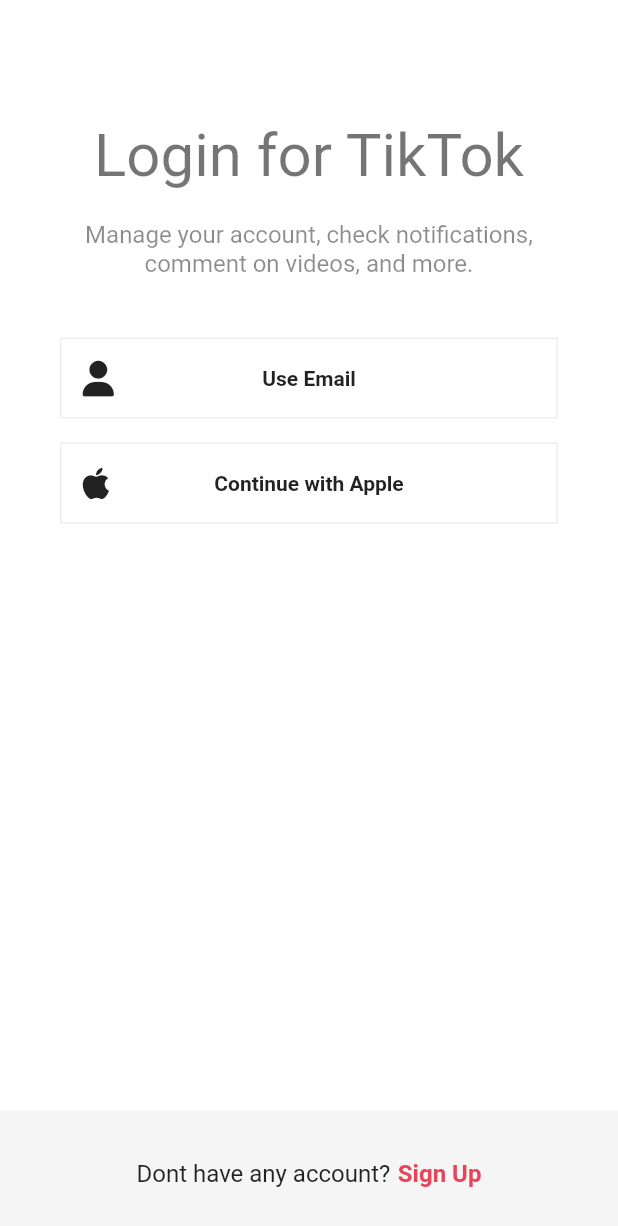
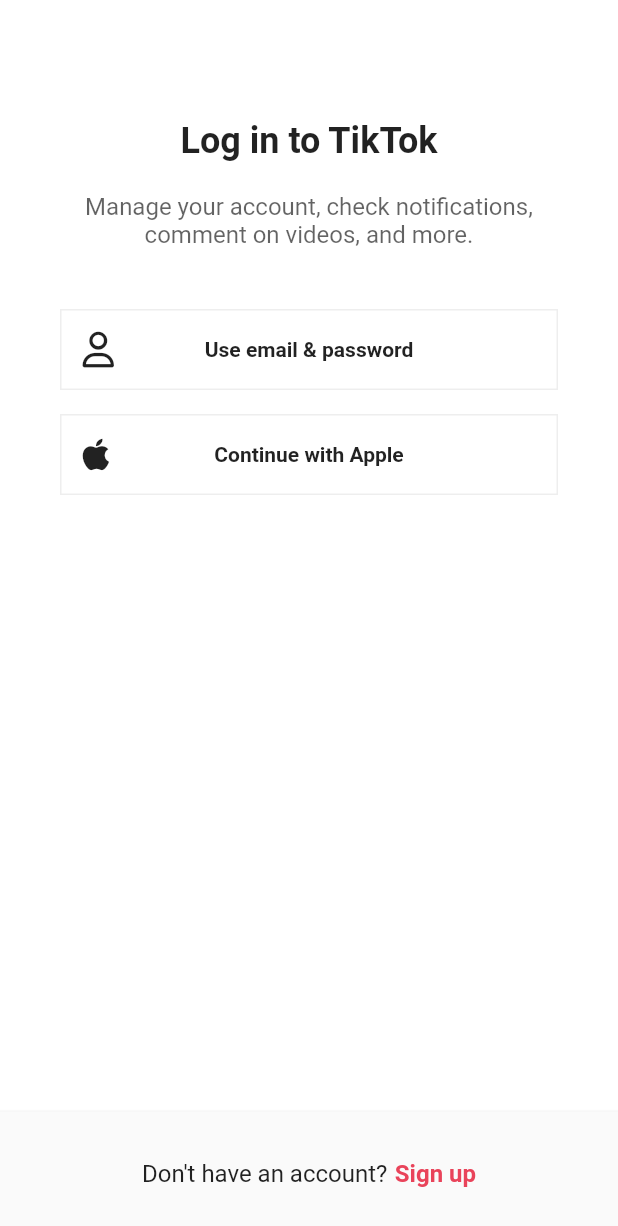
Before and after one commit to imonkfcwifi/tiktok, a Flutter app: the LoginScreen screen opened directly, on a phone screen of 412 x 824 dp. Shown: the top 1226 px of the screen. Run offline on Flutter 3.47's test engine with Material 2 defaults, Android fonts, the phone set to English and light mode, and no system bars; our stand-ins replace font_awesome_flutter, video_player, visibility_detector; network calls fail; Roboto replaces fonts that are missing (Itim).

Commit message:
DarkMode

```diff
--- a/lib/features/authentication/login_screen.dart
+++ b/lib/features/authentication/login_screen.dart
@@ -1,18 +1,15 @@
 import 'package:flutter/material.dart';
 import 'package:font_awesome_flutter/font_awesome_flutter.dart';
-import '../../constants/gaps.dart';
-import '../../constants/sizes.dart';
-import 'login_form_screen.dart';
-import 'widgets/auth_button.dart';
+import 'package:tiktok_clone/constants/gaps.dart';
+import 'package:tiktok_clone/constants/sizes.dart';
+import 'package:tiktok_clone/features/authentication/login_form_screen.dart';
+import 'package:tiktok_clone/features/authentication/widgets/auth_button.dart';
+import 'package:tiktok_clone/utils.dart';
 
-class LoginScreen extends StatefulWidget {
+class LoginScreen extends StatelessWidget {
   const LoginScreen({super.key});
-  @override
-  State<LoginScreen> createState() => _LoginScreenState();
-}
 
-class _LoginScreenState extends State<LoginScreen> {
-  void onSignUpTap(BuildContext context) {
+  void _onSignUpTap(BuildContext context) {
     Navigator.of(context).pop();
   }
 
@@ -33,25 +30,33 @@ class _LoginScreenState extends State<LoginScreen> {
             horizontal: Sizes.size40,
           ),
           child: Column(
-            mainAxisSize: MainAxisSize.min,
             children: [
               Gaps.v80,
-              Text("Login for TikTok",
-                  style: Theme.of(context).textTheme.headlineLarge),
+              const Text(
+                "Log in to TikTok",
+                style: TextStyle(
+                  fontSize: Sizes.size24,
+                  fontWeight: FontWeight.w700,
+                ),
+              ),
               Gaps.v20,
-              const Text(
-                "Manage your account, check notifications, comment on videos, and more.",
-                style: TextStyle(
-                  fontSize: Sizes.size16,
-                  color: Colors.black45,
+              const Opacity(
+                opacity: 0.7,
+                child: Text(
+                  "Manage your account, check notifications, comment on videos, and more.",
+                  style: TextStyle(
+                    fontSize: Sizes.size16,
+                  ),
+                  textAlign: TextAlign.center,
                 ),
-                textAlign: TextAlign.center,
               ),
               Gaps.v40,
-              const AuthButton(
-                icon: FaIcon(FontAwesomeIcons.solidUser),
-                text: "Use Email",
-                button: LoginFormScreen(),
+              GestureDetector(
+                onTap: () => _onEmailLoginTap(context),
+                child: const AuthButton(
+                  icon: FaIcon(FontAwesomeIcons.user),
+                  text: "Use email & password",
+                ),
               ),
               Gaps.v16,
               const AuthButton(
@@ -63,7 +68,7 @@ class _LoginScreenState extends State<LoginScreen> {
         ),
       ),
       bottomNavigationBar: BottomAppBar(
-        color: Colors.grey.shade100,
+        color: isDartMode(context) ? null : Colors.grey.shade50,
         elevation: 2,
         child: Padding(
           padding: const EdgeInsets.symmetric(
@@ -73,16 +78,16 @@ class _LoginScreenState extends State<LoginScreen> {
             mainAxisAlignment: MainAxisAlignment.center,
             children: [
               const Text(
-                'Dont have any account?',
+                "Don't have an account?",
                 style: TextStyle(
                   fontSize: Sizes.size16,
                 ),
               ),
               Gaps.h5,
               GestureDetector(
-                onTap: () => onSignUpTap(context),
+                onTap: () => _onSignUpTap(context),
                 child: Text(
-                  'Sign Up',
+                  "Sign up",
                   style: TextStyle(
                     fontSize: Sizes.size16,
                     fontWeight: FontWeight.w600,
--- a/lib/features/main_navigation/main_navigation_screen.dart
+++ b/lib/features/main_navigation/main_navigation_screen.dart
@@ -3,6 +3,7 @@ import 'package:font_awesome_flutter/font_awesome_flutter.dart';
 import 'package:tiktok_clone/features/discover/main_discover_screen.dart';
 import 'package:tiktok_clone/features/inbox/indox_screen.dart';
 import 'package:tiktok_clone/features/users/user_profile_screen.dart';
+import 'package:tiktok_clone/utils.dart';
 
 import '../../constants/gaps.dart';
 import '../../constants/sizes.dart';
@@ -41,8 +42,10 @@ class _MainNavigationScreenState extends State<MainNavigationScreen> {
 
   @override
   Widget build(BuildContext context) {
+    final isDark = isDartMode(context);
     return Scaffold(
       resizeToAvoidBottomInset: false,
+      backgroundColor: _selectedIndex == 0 ? Colors.black : Colors.white,
       body: Stack(children: [
         Offstage(
           offstage: _selectedIndex != 0,
@@ -62,7 +65,7 @@ class _MainNavigationScreenState extends State<MainNavigationScreen> {
         ),
       ]),
       bottomNavigationBar: BottomAppBar(
-        color: _selectedIndex == 0 ? Colors.black : Colors.white,
+        color: _selectedIndex == 0 || isDark ? Colors.black : Colors.white,
         child: Padding(
           padding: const EdgeInsets.all(Sizes.size16),
           child: Row(
--- a/lib/features/main_navigation/widgets/post_video_button.dart
+++ b/lib/features/main_navigation/widgets/post_video_button.dart
@@ -1,5 +1,6 @@
 import 'package:flutter/material.dart';
 import 'package:font_awesome_flutter/font_awesome_flutter.dart';
+import 'package:tiktok_clone/utils.dart';
 
 import '../../../constants/sizes.dart';
 
@@ -10,6 +11,7 @@ class PostVideoButton extends StatelessWidget {
 
   @override
   Widget build(BuildContext context) {
+    final isDark = isDartMode(context);
     return Stack(
       clipBehavior: Clip.none,
       children: [
@@ -49,7 +51,7 @@ class PostVideoButton extends StatelessWidget {
           padding: const EdgeInsets.symmetric(horizontal: Sizes.size12),
           height: 30,
           decoration: BoxDecoration(
-              color: !inverted ? Colors.white : Colors.black,
+              color: !inverted || isDark ? Colors.white : Colors.black,
               borderRadius: BorderRadius.circular(Sizes.size8)),
           child: Center(
               child: FaIcon(
--- a/lib/features/onboarding/tutorial_screen.dart
+++ b/lib/features/onboarding/tutorial_screen.dart
@@ -1,5 +1,6 @@
 import 'package:flutter/cupertino.dart';
 import 'package:flutter/material.dart';
+import 'package:tiktok_clone/utils.dart';
 
 import '../../constants/gaps.dart';
 import '../../constants/sizes.dart';
@@ -113,6 +114,7 @@ class _TutorialScreenState extends State<TutorialScreen> {
           ),
         ),
         bottomNavigationBar: BottomAppBar(
+          color: isDartMode(context) ? Colors.black : Colors.white,
           child: Padding(
             padding: const EdgeInsets.symmetric(
                 vertical: Sizes.size48, horizontal: Sizes.size24),
```
Also changed, not shown: lib/features/authentication/widgets/form_button.dart (+6 -2 lines), lib/features/discover/main_discover_screen.dart (+7 -4 lines), lib/features/inbox/activity_screen.dart (+13 -10 lines), lib/features/main_navigation/widgets/nav_tab.dart (+9 -3 lines), lib/features/onboarding/widgets/interest_button.dart (+6 -1 lines), lib/features/videos/widgets/video_comments.dart (+19 -9 lines), lib/main.dart (+12 -7 lines).
